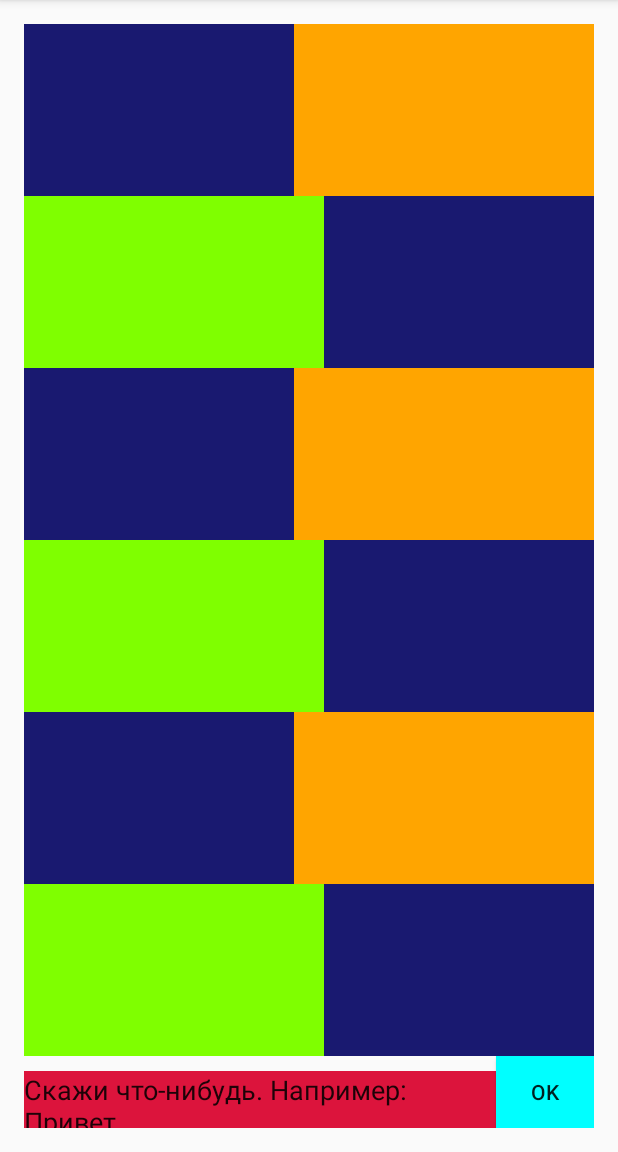
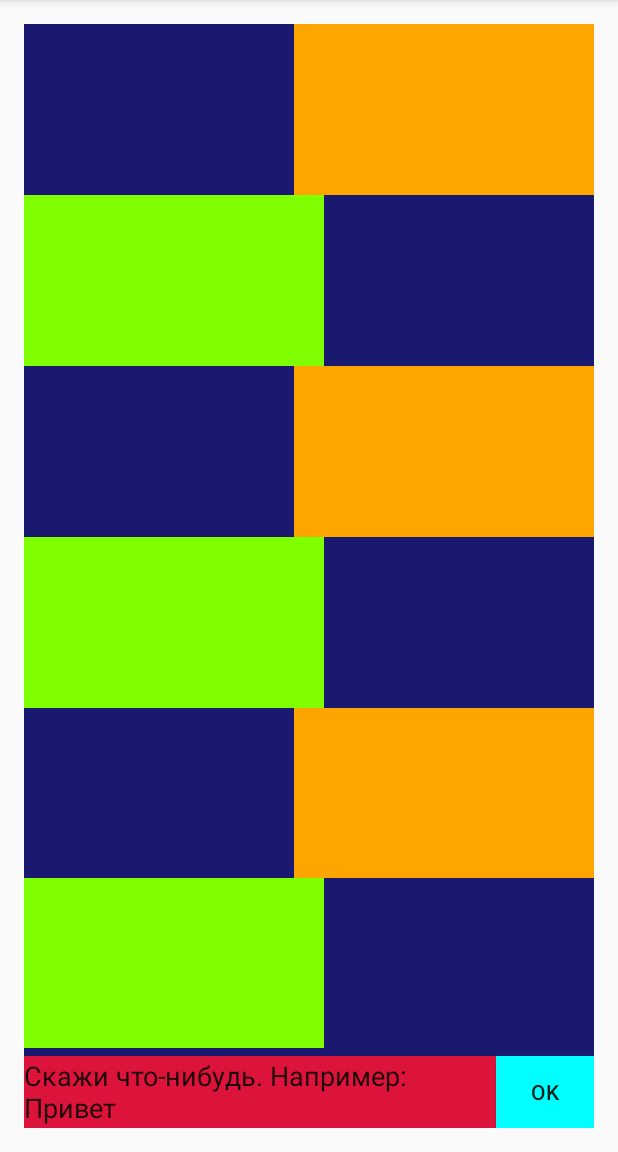
Before and after one commit to AppCampSiberia/ChatBot, an Android app: the screen it shows after launch (MainActivity), on a phone screen of 412 x 824 dp, the part 84-1236 px from its top. Run offline under Robolectric (Android 15) with nearby library versions, the phone set to English and light mode, and no system bars.

Commit message:
есть база нескольких ответов

```diff
--- a/app/src/main/java/ru/appcampsiberia/chatbot/MainActivity.java
+++ b/app/src/main/java/ru/appcampsiberia/chatbot/MainActivity.java
@@ -1,20 +1,40 @@
 package ru.appcampsiberia.chatbot;
 
+import android.app.Activity;
 import android.support.v7.app.AppCompatActivity;
 import android.os.Bundle;
 import android.text.Editable;
 import android.text.TextWatcher;
+import android.view.MotionEvent;
 import android.view.View;
+import android.view.ViewGroup;
+import android.view.inputmethod.InputMethodManager;
 import android.widget.Button;
 import android.widget.EditText;
+import android.widget.LinearLayout;
+import android.widget.RelativeLayout;
 import android.widget.TextView;
+
+import java.io.FileInputStream;
+import java.io.IOException;
+import java.io.InputStream;
+import java.io.InputStreamReader;
+import java.io.Reader;
+import java.util.ArrayList;
+import java.util.HashMap;
+import java.util.Map;
+import java.util.Random;
+import java.util.Scanner;
+import java.util.concurrent.SynchronousQueue;
 
 
 public class MainActivity extends AppCompatActivity {
 
+    Map<String, ArrayList<String>> basicAns = new HashMap<>();
+
+    boolean isEmpty = true;
+    LinearLayout mainLayout;
     EditText messageField;
-    Editable message;
-    TextView chat;
     Button submit;
     TextView mes1;
     TextView mes2;
@@ -27,19 +47,25 @@ public class MainActivity extends AppCompatActivity {
     protected void onCreate(Bundle savedInstanceState) {
         super.onCreate(savedInstanceState);
         setContentView(R.layout.activity_main);
-
-        chat = (TextView) findViewById(R.id.chat);
-
         messageField = (EditText) findViewById(R.id.messageField);
 
+        initBasicAns();
+
+        messageField.setOnClickListener(new View.OnClickListener() {
+            @Override
+            public void onClick(View view) {
+                if (isEmpty)
+                    messageField.setText("");
+                isEmpty = false;
+
+            }
+        });
         mes1 = (TextView) findViewById(R.id.mes1);
         mes2 = (TextView) findViewById(R.id.mes2);
         mes3 = (TextView) findViewById(R.id.mes3);
         mes4 = (TextView) findViewById(R.id.mes4);
         mes5 = (TextView) findViewById(R.id.mes5);
         mes6 = (TextView) findViewById(R.id.mes6);
-
-
 
         submit = (Button)  findViewById(R.id.submit);
         submit.setOnClickListener(new View.OnClickListener() {
@@ -55,19 +81,53 @@ public class MainActivity extends AppCompatActivity {
 
                 messageField.setText("");
 
-
-
-
             }
         });
 
+        mainLayout = (LinearLayout)findViewById(R.id.mainLayout);
 
+        findViewById(R.id.mainLayout).setOnTouchListener(new View.OnTouchListener() {
+          @Override
+          public boolean onTouch(View view, MotionEvent motionEvent) {
+              hideKeyboard(view);
+              return true;
+            }
+        });
 
     }
 
     protected String getAnswer(Editable t) {
         String text = t.toString();
+        text.toLowerCase();
+        Random r = new Random();
+        if (basicAns.containsKey(text))
+            return basicAns.get(text).get(r.nextInt(basicAns.get(text).size()));
         return "Привет";
+    }
 
+    public void hideKeyboard(View view) {
+        InputMethodManager inputMethodManager = (InputMethodManager)getSystemService(Activity.INPUT_METHOD_SERVICE);
+        inputMethodManager.hideSoftInputFromWindow(view.getWindowToken(), 0);
     }
+
+    protected void initBasicAns() {
+        InputStream is = getResources().openRawResource(R.raw.basic_answers);
+        Scanner reader = new Scanner(is);
+        while (reader.hasNextLine()) {
+            String question = reader.nextLine();
+            String answer = "";
+            if (reader.hasNextLine())
+                answer = reader.nextLine();
+            if (!basicAns.containsKey(question))
+                basicAns.put(question, new ArrayList<String>());
+            if (answer != "")
+                basicAns.get(question).add(answer);
+        }
+        try {
+            is.close();
+        } catch (IOException e) {
+            e.printStackTrace();
+        }
+    }
+
 }
--- a/app/src/main/res/layout/activity_main.xml
+++ b/app/src/main/res/layout/activity_main.xml
@@ -8,6 +8,8 @@
     android:paddingRight="@dimen/activity_horizontal_margin"
     android:paddingTop="@dimen/activity_vertical_margin"
     tools:context="ru.appcampsiberia.chatbot.MainActivity"
+    android:focusable="true"
+    android:focusableInTouchMode="true"
     android:weightSum="1">
 
 
@@ -17,12 +19,14 @@
         android:layout_height="match_parent"
         android:weightSum="1">
 
-        <LinearLayout
+       <LinearLayout
             android:orientation="vertical"
             android:layout_width="match_parent"
             android:layout_height="match_parent"
             android:layout_weight="1"
-            android:background="#191970">
+            android:id="@+id/mainLayout"
+            android:background="#191970"
+           android:paddingBottom="5dp">
 
             <LinearLayout
                 android:orientation="horizontal"
@@ -119,7 +123,7 @@
 
             <EditText
                 android:layout_width="wrap_content"
-                android:layout_height="wrap_content"
+                android:layout_height="fill_parent"
                 android:id="@+id/messageField"
                 android:allowUndo="true"
                 android:text="Скажи что-нибудь. Например: Привет"
```
Also changed, not shown: app/src/main/res/raw/basic_answers.txt (added, +34 -0 lines).
